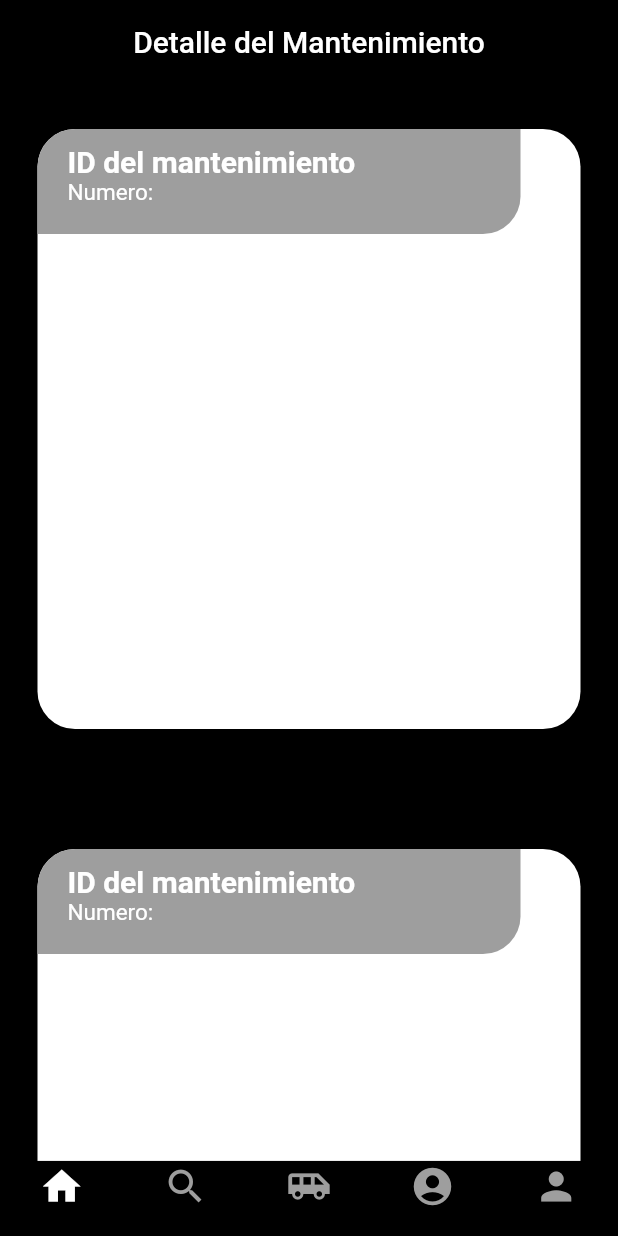
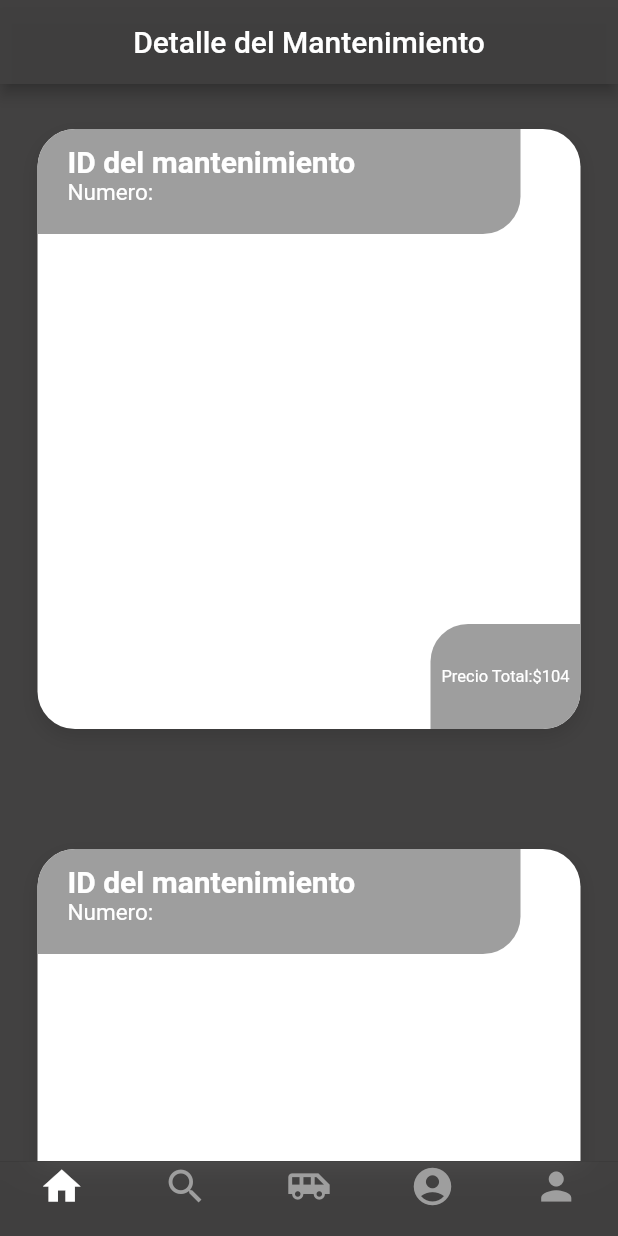
Before and after one commit to osder89/swServicio, a Flutter app: the screen it shows once a user with an empty profile is signed in, on a phone screen of 412 x 824 dp. Run offline on Flutter 3.47's test engine with Material 2 defaults, Android fonts, the light colour scheme and no system bars; our stand-ins replace cloud_firestore, dio, firebase_auth, firebase_core, firebase_messaging, firebase_storage and 2 more; missing offline and left inert: flutter_paypal, screen_protector; accounts and stored records are empty; network calls fail.

Commit message:
Guardando mis cambios en task_methods.dart y colors.dart antes de fusionar

```diff
--- a/lib/screens/car_screen.dart
+++ b/lib/screens/car_screen.dart
@@ -116,16 +116,19 @@ class _CarScreenState extends State<CarScreen> {
                           ),
                         ),
                       ),
+                      child: Padding(
+                        padding: const EdgeInsets.all(8.0),
                         child: ListTile(
                           leading: CircleAvatar(
                             backgroundImage: NetworkImage(
                               (snapshot.data! as dynamic).docs[index]['photoUrl'],
                             ),
-                          radius: 30,
+                            radius: 25,
                           ),
                           title: Text(
                             (snapshot.data! as dynamic).docs[index]['placa'],
                             style: TextStyle(fontSize: 20),
+                          ),
                         ),
                       ),
                     );
--- a/lib/screens/login_screen.dart
+++ b/lib/screens/login_screen.dart
@@ -73,7 +73,7 @@ class _LoginScreenState extends State<LoginScreen> {
               height: 64,
             ),
             TextFieldInput(
-              hindText: 'Enter your email',
+              hindText: 'Introducir correro',
               textInputType: TextInputType.emailAddress,
               textEditingController: _emailController,
             ),
@@ -81,7 +81,7 @@ class _LoginScreenState extends State<LoginScreen> {
               height: 24,
             ),
             TextFieldInput(
-              hindText: 'Enter your password',
+              hindText: 'Introducir contraseña',
               textInputType: TextInputType.text,
               textEditingController: _passwordController,
               isPass: true,
@@ -98,7 +98,7 @@ class _LoginScreenState extends State<LoginScreen> {
                           color: primaryColor,
                         ),
                       )
-                    : const Text('Log in'),
+                    : const Text('Iniciar sesecion'),
                 width: double.infinity,
                 alignment: Alignment.center,
                 padding: const EdgeInsets.symmetric(vertical: 12),
--- a/lib/screens/profile_car.dart
+++ b/lib/screens/profile_car.dart
@@ -92,8 +92,8 @@ class _ProfileCarScreenState extends State<ProfileCarScreen> {
                                       MainAxisAlignment.spaceEvenly,
                                   children: [
                                     buildStatColumn(
-                                        carData['kilometraje'], "kilometraje"),
-                                    buildStatColumn(carData['modelo'], "Make"),
+                                        carData['kilometraje'], "Kilometraje"),
+                                    buildStatColumn(carData['modelo'], "Marca"),
                                   ],
                                 ),
                                 Row(
@@ -101,7 +101,7 @@ class _ProfileCarScreenState extends State<ProfileCarScreen> {
                                       MainAxisAlignment.spaceEvenly,
                                   children: [
                                     FollowButton(
-                                      text: 'New Diagnosis',
+                                      text: 'Nuevo diagnostico',
                                       backgroundColor: mobileBackgroundColor,
                                       textColor: primaryColor,
                                       borderColor: Colors.grey,
--- a/lib/screens/profile_screen.dart
+++ b/lib/screens/profile_screen.dart
@@ -113,7 +113,7 @@ class _ProfileScreenState extends State<ProfileScreen> {
                                     FirebaseAuth.instance.currentUser!.uid ==
                                             widget.uid
                                         ? FollowButton(
-                                            text: 'Sign Out',
+                                            text: 'Cerrar sesion',
                                             backgroundColor:
                                                 mobileBackgroundColor,
                                             textColor: primaryColor,
--- a/lib/screens/signup_screen.dart
+++ b/lib/screens/signup_screen.dart
@@ -44,7 +44,7 @@ class _SignupScreenState extends State<SignupScreen> {
       _image = imag;
     });
   }
-
+//aqui se crea una funcion dode el aqui mete todos los datos del usuario
   void signUpUser() async {
     setState(() {
       _isLoading = true;
--- a/lib/screens/staff_screend.dart
+++ b/lib/screens/staff_screend.dart
@@ -40,7 +40,7 @@ class _GroupScreenState extends State<GroupScreen> {
             child: TextFormField(
               controller: searchController,
               decoration:
-                  const InputDecoration(labelText: 'Search for a staff...'),
+                  const InputDecoration(labelText: 'Buscar usuario...'),
               onFieldSubmitted: (String _) {
                 setState(() {
                   isShowUsers = true;
@@ -120,6 +120,8 @@ class _GroupScreenState extends State<GroupScreen> {
                             ),
                           ),
                         ),
+                        child: Padding(
+                          padding: const EdgeInsets.all(8.0),
                           child: ListTile(
                             leading: CircleAvatar(
                               backgroundImage: NetworkImage(
@@ -133,6 +135,7 @@ class _GroupScreenState extends State<GroupScreen> {
                               style: TextStyle(fontSize: 20),
                             ),
                           ),
+                        ),
                       );
                     },
                   );
--- a/lib/utils/colors.dart
+++ b/lib/utils/colors.dart
@@ -1,8 +1,10 @@
 import 'package:flutter/material.dart';
-
-const mobileBackgroundColor = Color.fromRGBO(0, 0, 0, 1);
+//const mobileBackgroundColor = Color.fromRGBO(0, 0, 0, 1);
+//const mobileBackgroundColor = Color.fromRGBO(114, 114, 114, 1);
+const mobileBackgroundColor = Color.fromRGBO(65, 64, 64, 0.911);
 const webBackgroundColor = Color.fromRGBO(0, 0, 0, 1);
-const mobileSearchColor = Color.fromRGBO(38, 38, 38, 1);
+//const mobileSearchColor = Color.fromRGBO(38, 38, 38, 1);
+const mobileSearchColor = Color.fromRGBO(0, 0, 0, 1);
 const blueColor = Color.fromRGBO(0, 149, 246, 1);
 const primaryColor = Colors.white;
 const secondaryColor = Colors.grey;
--- a/lib/widgets/detalle_card.dart
+++ b/lib/widgets/detalle_card.dart
@@ -14,7 +14,12 @@ class Detallecard extends StatelessWidget {
           children: [
          //   _Backimagen()
          _idDetalle(),
-         _totalDetalle()
+         Positioned(
+          bottom:0,
+          right: 0,
+          child: _totalDetalle()
+          ),
+          //Text('nombre',style:TextStyle())
           ],
         ),
         //color: Colors.red,
@@ -38,7 +43,22 @@ class Detallecard extends StatelessWidget {
 class _totalDetalle extends StatelessWidget {
   @override
   Widget build(BuildContext context) {
-    return Container();
+    return Container(
+      child: FittedBox(
+        fit: BoxFit.contain,
+        child: Padding(
+          padding: EdgeInsets.symmetric(horizontal: 10),
+          child: Text('Precio Total:\$104',style: TextStyle(color: Colors.white,fontSize: 15))
+        ),
+      ),
+      width: 100,
+      height: 70,
+      alignment: Alignment.center,
+      decoration: BoxDecoration(
+      color: Colors.grey[500],
+      borderRadius: BorderRadius.only(topLeft: Radius.circular(25),bottomRight: Radius.circular(25))
+      ),
+    );
   }
 }
 
@@ -69,7 +89,6 @@ class _idDetalle extends StatelessWidget {
     borderRadius: BorderRadius.only(bottomRight: Radius.circular(25),topLeft: Radius.circular(25))
   );
 }
-
 // este de aqui es para poner una imagen de fondo con un gif mas de carga
 // no solo implemente para ver que tal quedaba nomas
 class _Backimagen extends StatelessWidget {
```
Also changed, not shown: lib/screens/add_Customer.dart (+6 -6 lines), lib/screens/customer_screen.dart (+5 -2 lines), lib/resources/task_methods.dart (deleted). Lines whose indentation alone changed are shown as unchanged.
